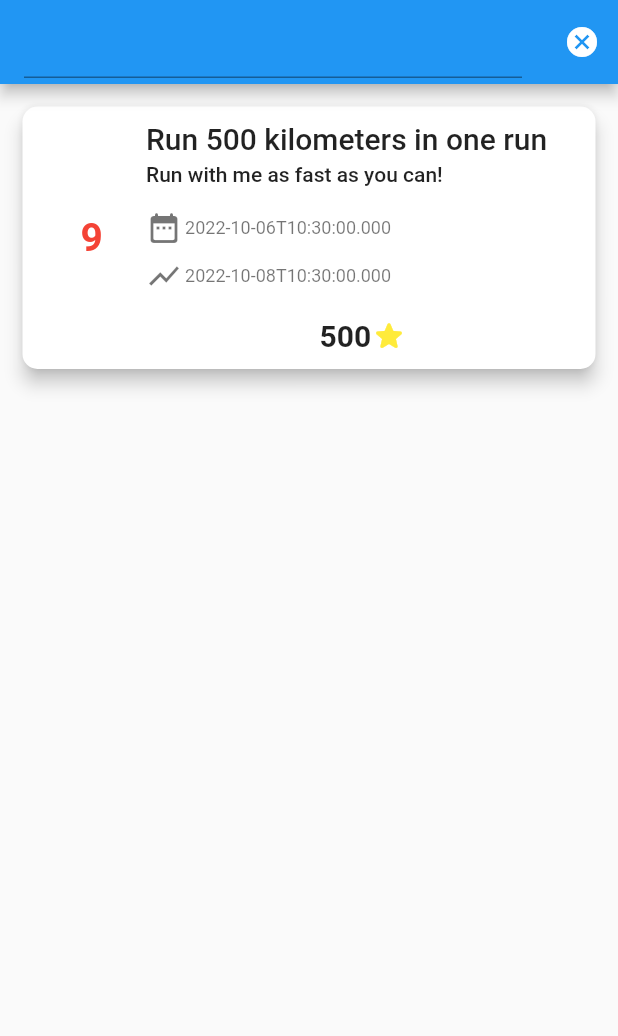
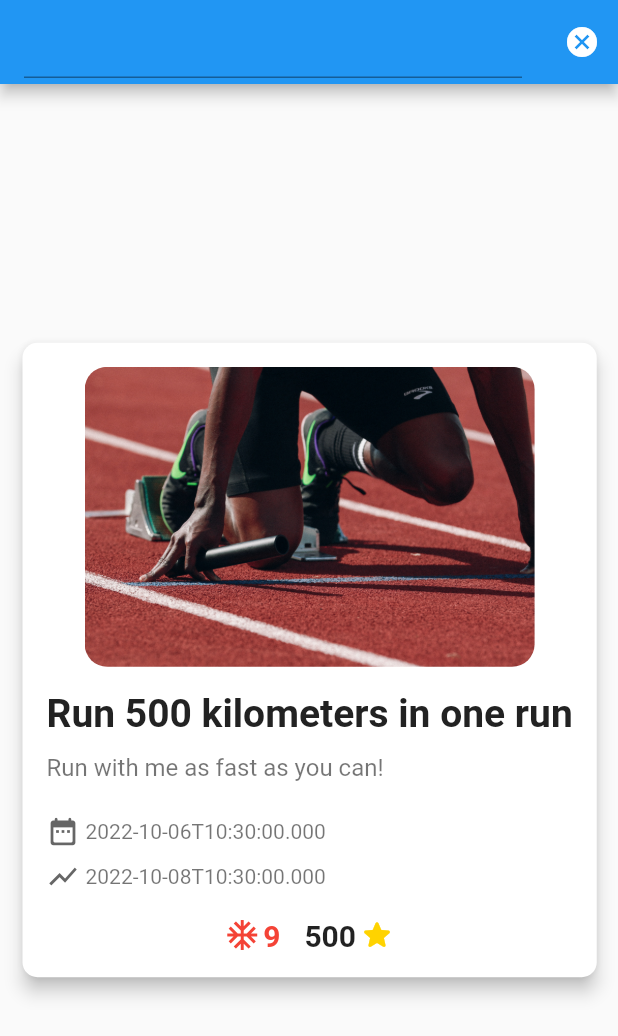
Before and after one commit to Myzel394/contoso_sports-app, a Flutter app: the screen it shows after launch, after a tap on the "search" icon, on a phone screen of 412 x 824 dp. Shown: the top 1036 px of the screen. Run offline on Flutter 3.47's test engine with Material 2 defaults, Android fonts, the phone set to English and light mode, and no system bars; our stand-ins replace flutter_local_notifications, flutter_platform_widgets.

Commit message:
basic app

```diff
--- a/lib/api/hello.dart
+++ /dev/null
@@ -1,19 +0,0 @@
-// Import http
-import 'dart:convert';
-
-import 'package:http/http.dart' as http;
-
-Future<String> hello(String value) async {
-  print("GETTING");
-  final response = await http.post(
-    Uri.parse("https://contoso-sports.azurewebsites.net/api/HttpTestTrigger"),
-    body: json.encode({
-      "value": value,
-    }),
-  );
-  print("DANACH");
-
-  print(response.body);
-
-  return "test";
-}
--- a/lib/components/screens/challenge_screen.dart
+++ b/lib/components/screens/challenge_screen.dart
@@ -1,6 +1,5 @@
 import 'package:flutter/material.dart';
 
-import '../../api/hello.dart';
 import '../../foreign_types/challenge.dart';
 import '../../foreign_types/user.dart';
 import '../widgets/challenge_item.dart';
@@ -14,6 +13,26 @@ final List<Challenge> CHALLENGES = [
     startDate: DateTime.now(),
     endDate: DateTime.now().add(Duration(days: 2)),
     points: 500,
+    tags: [],
+    imagePath: "assets/images/run.jpg",
+    user: User(
+      birthDate: DateTime.now(),
+      favoriteTags: [],
+      firstName: "Aaron",
+      gender: "M",
+      id: "abc",
+      lastName: "Schmitt",
+      nickname: "Eydam",
+    ),
+  ),
+  Challenge(
+    id: "abcddd",
+    description: "Be silent for a day",
+    title: "I'm speechless",
+    difficulty: 10,
+    startDate: DateTime.now(),
+    endDate: DateTime.now().add(Duration(days: 4)),
+    points: 50,
     tags: [],
     user: User(
       birthDate: DateTime.now(),
@@ -63,7 +82,6 @@ class _ChallengeScreenState extends State<ChallengeScreen> {
                       isSearching = false;
                     });
 
-                    hello(searchController.text);
                     searchController.text = "";
                   },
                 )
@@ -75,12 +93,18 @@ class _ChallengeScreenState extends State<ChallengeScreen> {
                 ),
         ],
       ),
-      body: ListView(
-        children: CHALLENGES
-            .map(
-              (challenge) => ChallengeItem(challenge: challenge),
-            )
-            .toList(),
+      body: Align(
+        child: ListView(
+          scrollDirection: Axis.horizontal,
+          shrinkWrap: true,
+          children: CHALLENGES
+              .map(
+                (element) => Align(
+                    child: ChallengeItem(
+                        challenge: element, key: Key(element.id))),
+              )
+              .toList(),
+        ),
       ),
     );
   }
--- a/lib/components/widgets/challenge_item.dart
+++ b/lib/components/widgets/challenge_item.dart
@@ -1,8 +1,8 @@
+import 'package:contoso_sports/utils/show_notification.dart';
+import 'package:contoso_sports/utils/theme.dart';
 import 'package:flutter/material.dart';
 
 import '../../foreign_types/challenge.dart';
-import '../../utils/theme.dart';
-import 'element_tag.dart';
 
 const DIFFICULTY_COLOR_MAP = {
   0: Colors.green,
@@ -25,109 +25,125 @@ class ChallengeItem extends StatelessWidget {
 
   @override
   Widget build(BuildContext context) {
-    return Card(
+    return GestureDetector(
+      onTap: () {
+        showNotification(
+            'Challenge: ${challenge.title}', challenge.description);
+      },
+      child: Card(
         margin: EdgeInsets.all(15),
         shape: RoundedRectangleBorder(
           borderRadius: BorderRadius.circular(10.0),
         ),
         elevation: 5,
-      child: Container(
-        margin: EdgeInsets.all(10),
+        child: Padding(
+          padding: const EdgeInsets.all(16.0),
           child: Column(
+            mainAxisSize: MainAxisSize.min,
             children: [
+              if (challenge.imagePath is String) ...[
+                SizedBox(
+                  height: 200,
+                  child: ClipRRect(
+                    borderRadius: BorderRadius.circular(15),
+                    child: Image.asset(challenge.imagePath!),
+                  ),
+                ),
+                const SizedBox(height: 16),
+              ],
+              Column(
+                crossAxisAlignment: CrossAxisAlignment.start,
+                children: <Widget>[
+                  Text(
+                    challenge.title,
+                    textAlign: TextAlign.center,
+                    style: getTitleTextStyle(context).copyWith(
+                      fontWeight: FontWeight.bold,
+                      color: Color(0xFF222222),
+                      fontSize: 26,
+                    ),
+                  ),
+                  const SizedBox(height: 12),
+                  Text(
+                    challenge.description,
+                    style: getCaptionTextStyle(context).copyWith(
+                      fontSize: 16,
+                    ),
+                  ),
+                  const SizedBox(height: 22),
                   Row(
-              children: [
-                Expanded(
-                  flex: 2,
-                  child: Center(
-                    child: Text(
+                    crossAxisAlignment: CrossAxisAlignment.center,
+                    children: <Widget>[
+                      Icon(
+                        Icons.date_range_rounded,
+                        color: Color(0xFF666666),
+                        size: 22,
+                      ),
+                      const SizedBox(width: 4),
+                      Text(
+                        challenge.startDate.toIso8601String(),
+                        style: getCaptionTextStyle(context).copyWith(
+                          fontSize: 14,
+                        ),
+                      ),
+                    ],
+                  ),
+                  const SizedBox(height: 8),
+                  Row(
+                    crossAxisAlignment: CrossAxisAlignment.center,
+                    children: <Widget>[
+                      Icon(Icons.show_chart,
+                          color: Color(0xFF666666), size: 22),
+                      const SizedBox(width: 4),
+                      Text(
+                        challenge.endDate.toIso8601String(),
+                        style: getCaptionTextStyle(context).copyWith(
+                          fontSize: 14,
+                        ),
+                      ),
+                    ],
+                  ),
+                  const SizedBox(height: 16),
+                ],
+              ),
+              Row(
+                mainAxisAlignment: MainAxisAlignment.center,
+                children: <Widget>[
+                  Row(
+                    children: <Widget>[
+                      Icon(
+                        Icons.ac_unit,
+                        color: DIFFICULTY_COLOR_MAP[challenge.difficulty],
+                      ),
+                      const SizedBox(width: 2),
+                      Text(
                         challenge.difficulty.toString(),
                         style: TextStyle(
                           color: DIFFICULTY_COLOR_MAP[challenge.difficulty],
-                        fontSize: 26,
-                        fontWeight: FontWeight.bold,
-                      ),
-                    ),
-                  ),
-                ),
-                Expanded(
-                  flex: 8,
-                  child: Container(
-                    child: Column(
-                      crossAxisAlignment: CrossAxisAlignment.start,
-                      children: [
-                        Text(
-                          challenge.title,
-                          style: getBodyTextTextStyle(context).copyWith(
-                            fontSize: 20,
-                          ),
-                        ),
-                        SizedBox(height: 4),
-                        Text(
-                          challenge.description,
-                          style: getBodyTextTextStyle(context),
-                        ),
-                        SizedBox(height: 16),
-                        Row(
-                          children: [
-                            Icon(
-                              Icons.date_range_rounded,
-                              color: getCaptionTextStyle(context).color,
-                            ),
-                            SizedBox(width: 2),
-                            Text(
-                              challenge.startDate.toIso8601String(),
-                              style: getCaptionTextStyle(context),
-                            ),
-                          ],
-                        ),
-                        SizedBox(height: 8),
-                        Row(
-                          children: [
-                            Icon(
-                              Icons.show_chart,
-                              color: getCaptionTextStyle(context).color,
-                            ),
-                            SizedBox(width: 2),
-                            Text(
-                              challenge.endDate.toIso8601String(),
-                              style: getCaptionTextStyle(context),
-                            ),
-                          ],
-                        ),
-                        SizedBox(height: 16),
-                        Row(
-                          mainAxisAlignment: MainAxisAlignment.center,
-                          children: [
-                            Text(
-                              challenge.points.toString(),
-                              style: getBodyTextTextStyle(context).copyWith(
                           fontWeight: FontWeight.bold,
                           fontSize: 20,
                         ),
                       ),
-                            Icon(
-                              Icons.star_rounded,
-                              color: Colors.yellow,
+                    ],
                   ),
+                  const SizedBox(width: 16),
+                  Row(
+                    children: <Widget>[
+                      Text(
+                        challenge.points.toString(),
+                        style: TextStyle(
+                          fontWeight: FontWeight.bold,
+                          fontSize: 20,
+                        ),
+                      ),
+                      const SizedBox(width: 2),
+                      Icon(Icons.star_rounded, color: Color(0xFFFFD300)),
                     ],
                   ),
                 ],
-                    ),
-                  ),
               )
             ],
           ),
-            Row(
-              children: List<Widget>.from(
-                challenge.tags.map(
-                  (tag) => ElementTag(
-                    tag: tag,
-                  ),
-                ),
-              ),
-            )
-          ],
         ),
       ),
     );
--- a/lib/foreign_types/challenge.dart
+++ b/lib/foreign_types/challenge.dart
@@ -11,6 +11,7 @@ class Challenge {
   final User user;
   final int difficulty;
   final int points;
+  final String? imagePath;
 
   const Challenge({
     required this.id,
@@ -22,5 +23,6 @@ class Challenge {
     required this.user,
     required this.difficulty,
     required this.points,
+    this.imagePath,
   });
 }
--- a/lib/main.dart
+++ b/lib/main.dart
@@ -1,8 +1,31 @@
 import 'package:flutter/material.dart';
+import 'package:flutter_local_notifications/flutter_local_notifications.dart';
 
 import 'components/screens/challenge_screen.dart';
 
-void main() {
+FlutterLocalNotificationsPlugin flutterLocalNotificationsPlugin =
+    FlutterLocalNotificationsPlugin();
+
+void main() async {
+  WidgetsFlutterBinding.ensureInitialized();
+
+// initialise the plugin. app_icon needs to be a added as a drawable resource to the Android head project
+  const AndroidInitializationSettings initializationSettingsAndroid =
+      AndroidInitializationSettings('app_icon');
+  final DarwinInitializationSettings initializationSettingsDarwin =
+      DarwinInitializationSettings();
+
+  final LinuxInitializationSettings initializationSettingsLinux =
+      LinuxInitializationSettings(defaultActionName: 'Open notification');
+  final InitializationSettings initializationSettings = InitializationSettings(
+      android: initializationSettingsAndroid,
+      iOS: initializationSettingsDarwin,
+      macOS: initializationSettingsDarwin,
+      linux: initializationSettingsLinux);
+  await flutterLocalNotificationsPlugin.initialize(
+    initializationSettings,
+  );
+
   runApp(const MyApp());
 }
 
--- /dev/null
+++ b/lib/utils/show_notification.dart
@@ -0,0 +1,21 @@
+import 'package:flutter_local_notifications/flutter_local_notifications.dart';
+
+import '../main.dart';
+
+const AndroidNotificationDetails androidNotificationDetails =
+    AndroidNotificationDetails('your channel id', 'your channel name',
+        channelDescription: 'your channel description',
+        importance: Importance.max,
+        priority: Priority.high,
+        ticker: 'ticker');
+const NotificationDetails notificationDetails =
+    NotificationDetails(android: androidNotificationDetails);
+
+void showNotification(String title, String body) async {
+  await flutterLocalNotificationsPlugin.show(
+    0,
+    title,
+    body,
+    notificationDetails,
+  );
+}
--- a/pubspec.yaml
+++ b/pubspec.yaml
@@ -36,6 +36,7 @@ dependencies:
   cupertino_icons: ^1.0.2
   flutter_platform_widgets: ^2.0.0
   http: ^0.13.5
+  flutter_local_notifications: ^12.0.0
 
 dev_dependencies:
   flutter_test:
@@ -64,6 +65,9 @@ flutter:
   #   - images/a_dot_burr.jpeg
   #   - images/a_dot_ham.jpeg
 
+  assets:
+    - assets/images/run.jpg
+
   # An image asset can refer to one or more resolution-specific "variants", see
   # https://flutter.dev/assets-and-images/#resolution-aware
 
```
Also changed, not shown: assets/images/run.jpg (added), pubspec.lock, 4 other files. Lines whose indentation alone changed are shown as unchanged.
